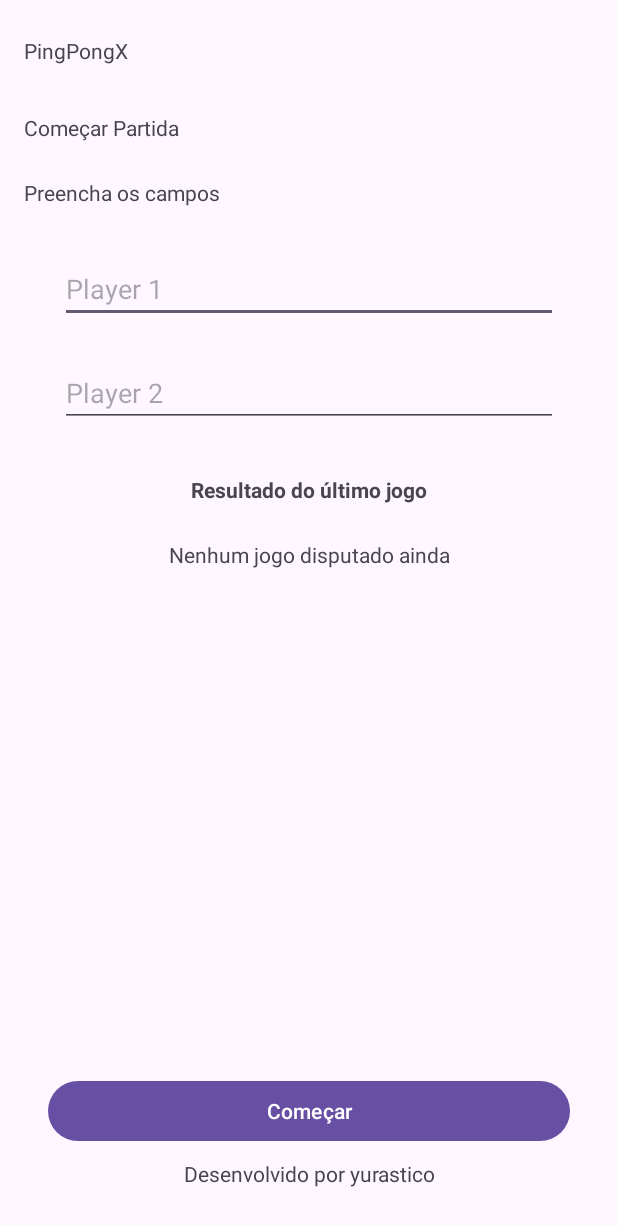
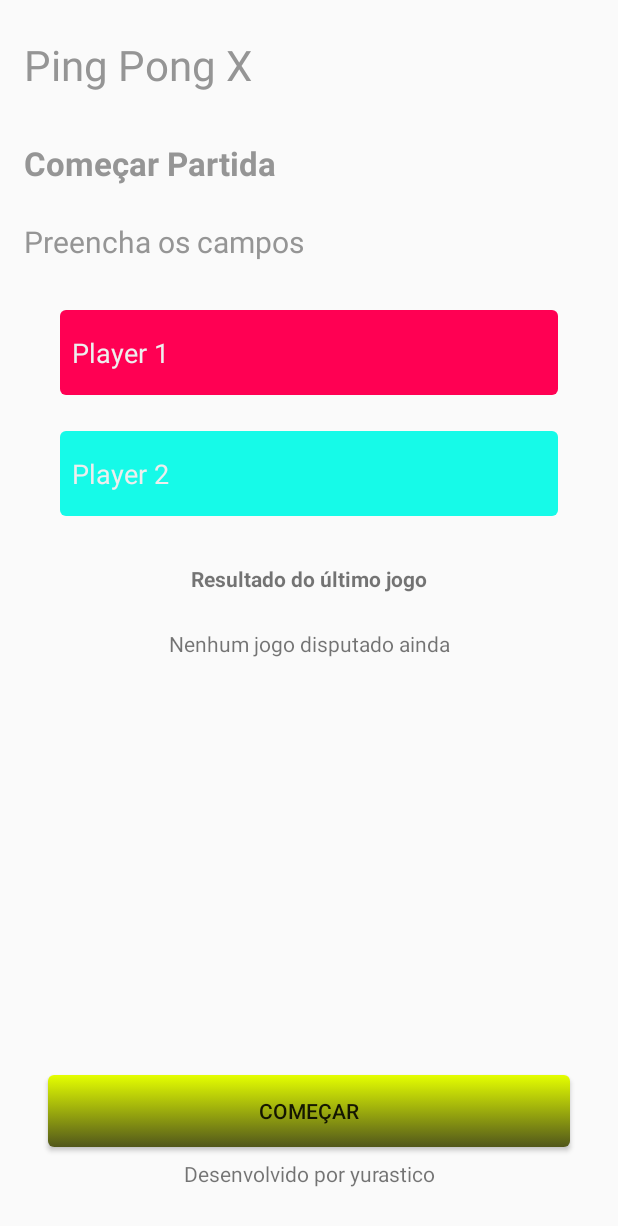
Before and after one commit to yurastico/PingPongX, an Android app: the screen it shows after launch (PlayerActivity), on a phone screen of 412 x 824 dp. Shown: the top 1226 px of the screen. Run offline under Robolectric (Android 15) with nearby library versions, the phone set to English and light mode, and no system bars.

Commit message:
adding exercício 01

```diff
--- a/app/src/main/AndroidManifest.xml
+++ b/app/src/main/AndroidManifest.xml
@@ -10,7 +10,7 @@
         android:label="@string/app_name"
         android:roundIcon="@mipmap/ic_launcher_round"
         android:supportsRtl="true"
-        android:theme="@style/Theme.PingPongX"
+        android:theme="@style/FullScreen"
         tools:targetApi="31">
         <activity
             android:name=".PlayerActivity"
--- a/app/src/main/java/com/yurastico/pingpongx/MainActivity.kt
+++ b/app/src/main/java/com/yurastico/pingpongx/MainActivity.kt
@@ -104,7 +104,7 @@ class MainActivity : AppCompatActivity() {
                 startActivity(Intent( Intent.ACTION_VIEW,
                     Uri.parse("https://play.google.com/store/apps/details?id=$appPackageName")))
             }
-        }
+         }
     }
 
 
--- /dev/null
+++ b/app/src/main/res/drawable/away_background.xml
@@ -0,0 +1,12 @@
+<?xml version="1.0" encoding="utf-8"?>
+<shape xmlns:android="http://schemas.android.com/apk/res/android">
+    <solid
+        android:color="@color/background_away"/>
+    <corners
+        android:radius="@dimen/radius_input"/>
+    <padding
+        android:left="@dimen/padding_horizontal_input"
+        android:right="@dimen/padding_horizontal_input"
+        android:top="@dimen/padding_vertical_input"
+        android:bottom="@dimen/padding_vertical_input"/>
+</shape>
--- /dev/null
+++ b/app/src/main/res/drawable/custom_button.xml
@@ -0,0 +1,29 @@
+<?xml version ="1.0" encoding="utf-8"?>
+<selector xmlns:android="http://schemas.android.com/apk/res/android" >
+    <!--<item android:drawable="@drawable/home_background"
+    android:state_enabled="true" android:state_pressed="true"
+   />-->
+    <item android:state_pressed="true">
+        <shape>
+            <solid android:color="#E5FF00"/>
+            <corners android:radius="4dp"/>
+            <padding android:left="8dp"
+                android:right="8dp"
+                android:top="12dp"
+                android:bottom="12dp"/>
+        </shape>
+    </item>
+    <item>
+        <shape>
+            <gradient
+                android:startColor="#E5FF00"
+                android:endColor="#51571B"
+                android:angle="270"/>
+            <corners android:radius="4dp"/>
+            <padding android:left="8dp"
+                android:right="8dp"
+                android:top="12dp"
+                android:bottom="12dp"/>
+        </shape>
+    </item>
+</selector>
--- /dev/null
+++ b/app/src/main/res/drawable/home_background.xml
@@ -0,0 +1,12 @@
+<?xml version="1.0" encoding="utf-8"?>
+<shape xmlns:android="http://schemas.android.com/apk/res/android">
+    <solid
+        android:color="@color/background_home"/>
+    <corners
+        android:radius="@dimen/radius_input"/>
+    <padding
+        android:left="@dimen/padding_horizontal_input"
+        android:right="@dimen/padding_horizontal_input"
+        android:top="@dimen/padding_vertical_input"
+        android:bottom="@dimen/padding_vertical_input"/>
+</shape>
--- a/app/src/main/res/layout/activity_player.xml
+++ b/app/src/main/res/layout/activity_player.xml
@@ -15,7 +15,8 @@
         android:layout_marginStart="16dp"
         android:layout_marginTop="24dp"
         android:layout_marginEnd="16dp"
-        android:text="PingPongX"
+        style="@style/title"
+        android:text="Ping Pong X"
         app:layout_constraintEnd_toEndOf="parent"
         app:layout_constraintStart_toStartOf="parent"
         app:layout_constraintTop_toTopOf="parent" />
@@ -25,6 +26,7 @@
         android:layout_width="0dp"
         android:layout_height="wrap_content"
         android:layout_marginTop="32dp"
+        style="@style/subtitle"
         android:text="Começar Partida"
         app:layout_constraintEnd_toEndOf="@+id/textView"
         app:layout_constraintStart_toStartOf="@+id/textView"
@@ -35,6 +37,7 @@
         android:layout_width="0dp"
         android:layout_height="wrap_content"
         android:layout_marginTop="24dp"
+        style="@style/description"
         android:text="Preencha os campos"
         app:layout_constraintEnd_toEndOf="@+id/textView2"
         app:layout_constraintStart_toStartOf="@+id/textView2"
@@ -48,6 +51,7 @@
         android:layout_marginTop="32dp"
         android:layout_marginEnd="24dp"
         android:ems="10"
+        style="@style/home_input"
         android:hint="Player 1"
         android:inputType="textPersonName"
         app:layout_constraintEnd_toEndOf="@+id/textView3"
@@ -60,6 +64,7 @@
         android:layout_height="wrap_content"
         android:layout_marginTop="24dp"
         android:ems="10"
+        style="@style/away_input"
         android:hint="Player 2"
         android:inputType="textPersonName"
         app:layout_constraintEnd_toEndOf="@+id/etPlayer1"
@@ -67,6 +72,7 @@
         app:layout_constraintTop_toBottomOf="@+id/etPlayer1" />
 
     <Button
+        style="@style/custom_button"
         android:id="@+id/btStart"
         android:layout_width="0dp"
         android:layout_height="wrap_content"
--- a/app/src/main/res/values-night/themes.xml
+++ /dev/null
@@ -1,7 +0,0 @@
-<resources xmlns:tools="http://schemas.android.com/tools">
-    <!-- Base application theme. -->
-    <style name="Base.Theme.PingPongX" parent="Theme.Material3.DayNight.NoActionBar">
-        <!-- Customize your dark theme here. -->
-        <!-- <item name="colorPrimary">@color/my_dark_primary</item> -->
-    </style>
-</resources>
--- a/app/src/main/res/values/colors.xml
+++ b/app/src/main/res/values/colors.xml
@@ -1,5 +1,12 @@
-<?xml version="1.0" encoding="utf-8"?>
+<?xml version ="1.0" encoding="utf-8"?>
 <resources>
-    <color name="black">#FF000000</color>
-    <color name="white">#FFFFFFFF</color>
+    <color name="colorPrimary" >#008577</color>
+    <color name="colorPrimaryDark" >#00574B</color>
+    <color name="colorAccent" >#D81B60</color>
+    <color name="background_home" >#FF0053</color>
+    <color name="background_away" >#16FAE8</color>
+    <color name="title_text_color" >#959595</color>
+    <color name="input_text_color" >#FFFFFF</color>
+    <color name="input_hint_text_color" >#EEEEEE</color>
+    <color name="button_text_color" >#FFF</color>
 </resources>
--- /dev/null
+++ b/app/src/main/res/values/dimens.xml
@@ -0,0 +1,6 @@
+<?xml version="1.0" encoding="utf-8"?>
+<resources>
+    <dimen name="radius_input">4dp</dimen>
+    <dimen name="padding_horizontal_input">8dp</dimen>
+    <dimen name="padding_vertical_input">16dp</dimen>
+</resources>
--- /dev/null
+++ b/app/src/main/res/values/styles.xml
@@ -0,0 +1,44 @@
+<resources>
+    <!-- Base application theme. -->
+    <style name="AppTheme"
+        parent="Theme.AppCompat.Light.DarkActionBar">
+        <!-- Customize your theme here. -->
+        <item name="colorPrimary">@color/colorPrimary</item>
+        <item name="colorPrimaryDark">@color/colorPrimaryDark</item>
+        <item name="colorAccent">@color/colorAccent</item>
+    </style>
+    <style name="FullScreen" parent="AppTheme">
+        <item name="windowActionBar">false</item>
+        <item name="windowNoTitle">true</item>
+        <item name="android:windowFullscreen">true</item>
+    </style>
+    <style name="title">
+        <item name="android:textSize">28sp</item>
+        <item name="android:textColor">@color/title_text_color</item>
+    </style>
+    <style name="subtitle">
+        <item name="android:textSize">22sp</item>
+        <item name="android:textColor">@color/title_text_color</item>
+        <item name="android:textStyle">bold</item>
+    </style>
+    <style name="description">
+        <item name="android:textSize">20sp</item>
+        <item name="android:textColor">@color/title_text_color</item>
+    </style>
+    <style name="home_input">
+        <item name="android:background">@drawable/home_background</item>
+        <item name="android:textColor">@color/input_text_color</item>
+        <item
+            name="android:textColorHint">@color/input_hint_text_color</item>
+    </style>
+    <style name="away_input">
+        <item name="android:background">@drawable/away_background</item>
+        <item name="android:textColor">@color/input_text_color</item>
+        <item
+            name="android:textColorHint">@color/input_hint_text_color</item>
+    </style>
+    <style name="custom_button">
+        <item name="android:background">@drawable/custom_button</item>
+
+    </style>
+</resources>
--- a/app/src/main/res/values/themes.xml
+++ /dev/null
@@ -1,9 +0,0 @@
-<resources xmlns:tools="http://schemas.android.com/tools">
-    <!-- Base application theme. -->
-    <style name="Base.Theme.PingPongX" parent="Theme.Material3.DayNight.NoActionBar">
-        <!-- Customize your light theme here. -->
-        <!-- <item name="colorPrimary">@color/my_light_primary</item> -->
-    </style>
-
-    <style name="Theme.PingPongX" parent="Base.Theme.PingPongX" />
-</resources>
```
Also changed, not shown: 1 other file.
